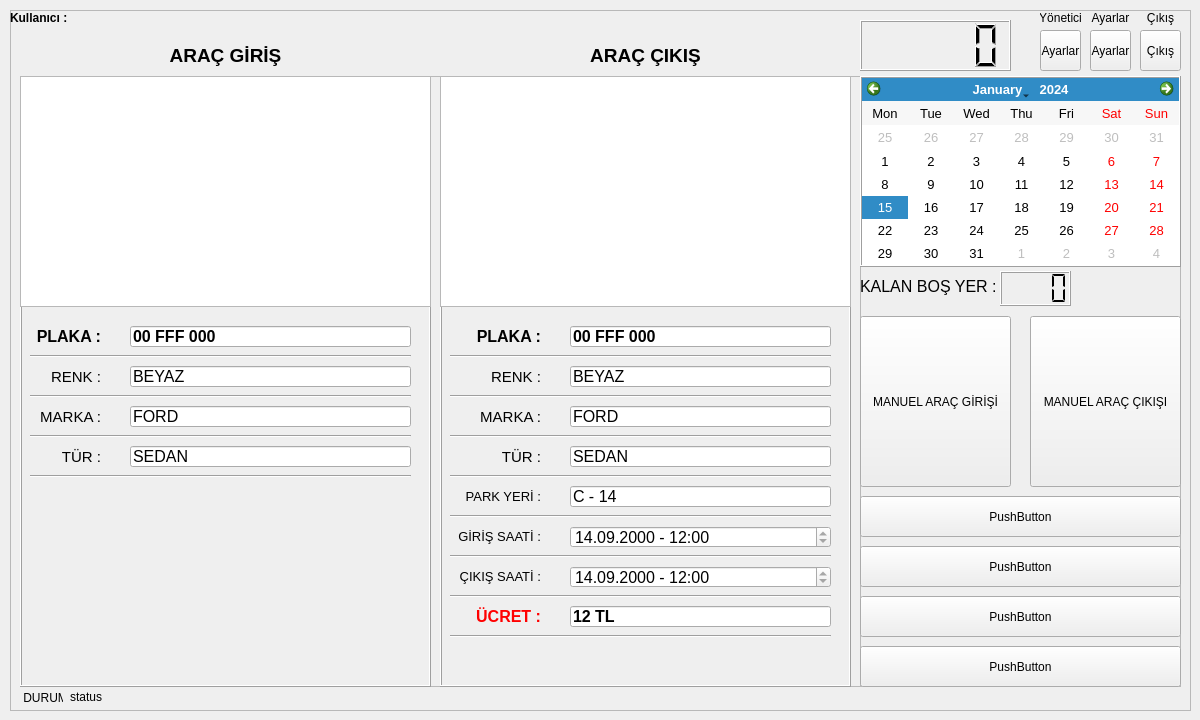
Old version of the form forms/applicationwindow.ui in the repository ydcpp/ParkingLotManagement.
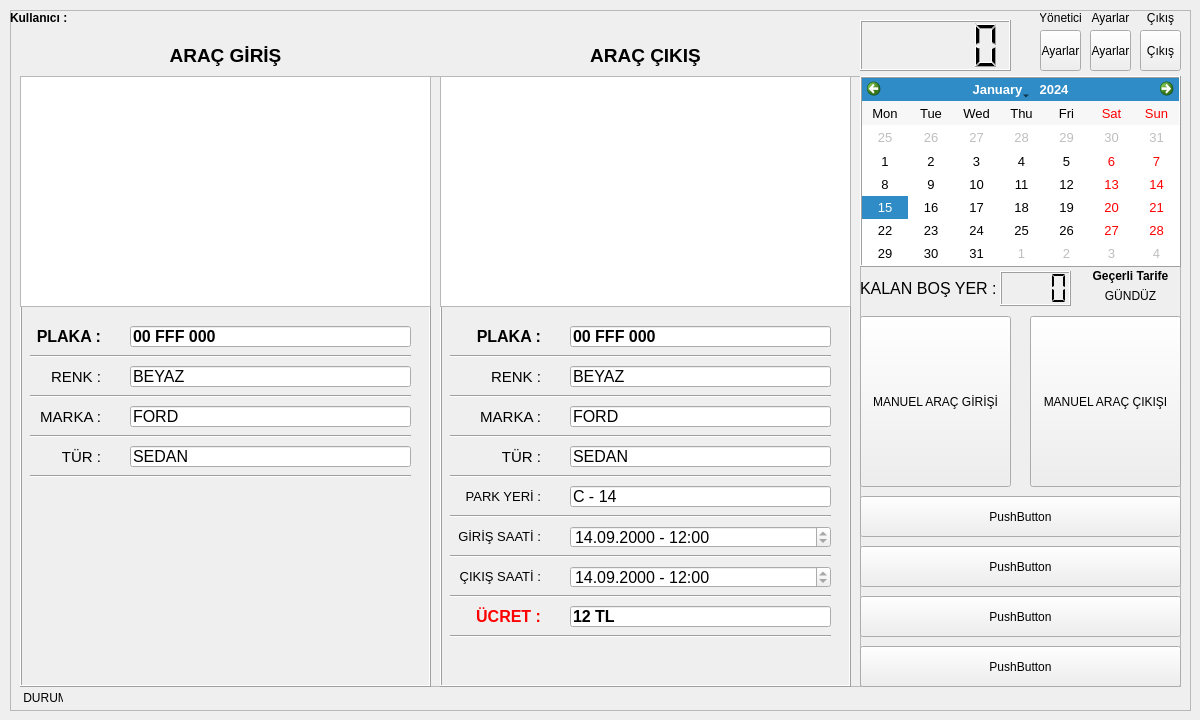
New version of the form. Icons and pictures are not drawn.

```diff
--- a/forms/applicationwindow.ui
+++ b/forms/applicationwindow.ui
@@ -15,14 +15,14 @@
   </property>
   <property name="minimumSize">
    <size>
-    <width>200</width>
-    <height>110</height>
+    <width>1200</width>
+    <height>720</height>
    </size>
   </property>
   <property name="maximumSize">
    <size>
-    <width>9999</width>
-    <height>9999</height>
+    <width>1200</width>
+    <height>720</height>
    </size>
   </property>
   <property name="windowTitle">
@@ -189,7 +189,7 @@
       <property name="geometry">
        <rect>
         <x>0</x>
-        <y>200</y>
+        <y>202</y>
         <width>141</width>
         <height>21</height>
        </rect>
@@ -276,6 +276,44 @@
        </property>
       </widget>
      </widget>
+     <widget class="QLabel" name="label_21">
+      <property name="geometry">
+       <rect>
+        <x>230</x>
+        <y>192</y>
+        <width>81</width>
+        <height>16</height>
+       </rect>
+      </property>
+      <property name="font">
+       <font>
+        <weight>75</weight>
+        <bold>true</bold>
+       </font>
+      </property>
+      <property name="text">
+       <string>Geçerli Tarife</string>
+      </property>
+      <property name="alignment">
+       <set>Qt::AlignCenter</set>
+      </property>
+     </widget>
+     <widget class="QLabel" name="label_currentPlan">
+      <property name="geometry">
+       <rect>
+        <x>230</x>
+        <y>212</y>
+        <width>81</width>
+        <height>16</height>
+       </rect>
+      </property>
+      <property name="text">
+       <string>GÜNDÜZ</string>
+      </property>
+      <property name="alignment">
+       <set>Qt::AlignCenter</set>
+      </property>
+     </widget>
     </widget>
     <widget class="QFrame" name="frame_entry">
      <property name="geometry">
@@ -1165,7 +1203,7 @@
       <x>10</x>
       <y>681</y>
       <width>43</width>
-      <height>20</height>
+      <height>16</height>
      </rect>
     </property>
     <property name="maximumSize">
@@ -1185,25 +1223,25 @@
     <property name="geometry">
      <rect>
       <x>60</x>
-      <y>680</y>
-      <width>941</width>
-      <height>20</height>
+      <y>681</y>
+      <width>1111</width>
+      <height>16</height>
      </rect>
     </property>
     <property name="minimumSize">
      <size>
-      <width>40</width>
-      <height>20</height>
+      <width>200</width>
+      <height>16</height>
      </size>
     </property>
     <property name="maximumSize">
      <size>
       <width>100009</width>
-      <height>20</height>
+      <height>16</height>
      </size>
     </property>
     <property name="text">
-     <string>status</string>
+     <string/>
     </property>
     <property name="alignment">
      <set>Qt::AlignLeading|Qt::AlignLeft|Qt::AlignTop</set>
```
